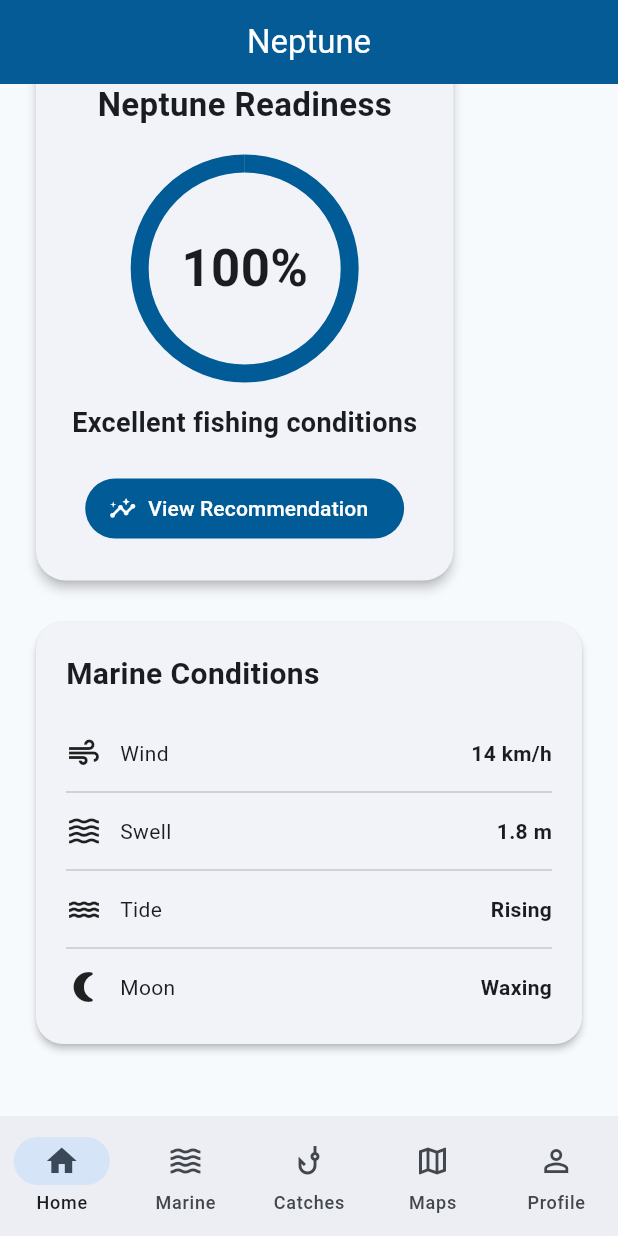
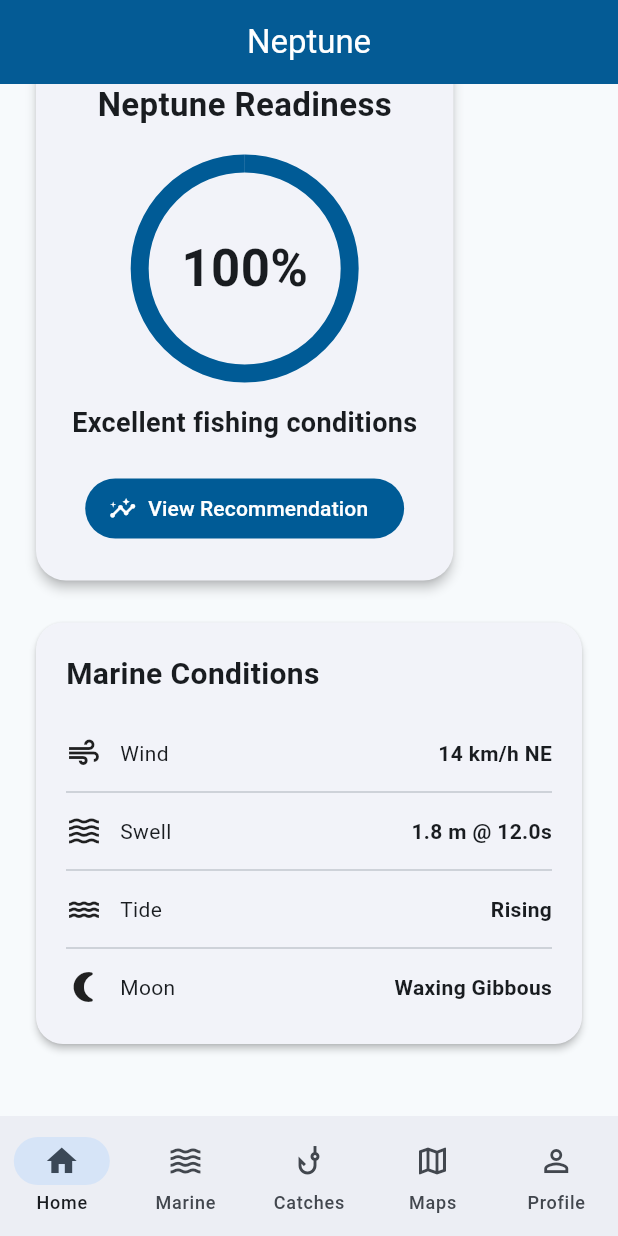
Before and after one commit to pramkhelawan-pixel/project_neptune, a Flutter app: the screen it shows once a user with an empty profile is signed in, scrolled down 132 dp, on a phone screen of 412 x 824 dp. Run offline on Flutter 3.47's test engine with Material 3 defaults, Android fonts, the phone set to English and light mode, and no system bars; our stand-ins replace flutter_dotenv, flutter_riverpod, go_router, riverpod_annotation, supabase_flutter; accounts and stored records are empty; generated files the repository leaves out were written again.

Commit message:
Migrate marine dashboard to Riverpod and clean architecture

```diff
--- a/lib/features/home/presentation/widgets/home_dashboard.dart
+++ b/lib/features/home/presentation/widgets/home_dashboard.dart
@@ -1,31 +1,33 @@
 import 'package:flutter/material.dart';
+import 'package:flutter_riverpod/flutter_riverpod.dart';
 
-import '../../../marine/domain/models/marine_conditions.dart';
 import '../../../marine/domain/services/readiness_engine.dart';
+import '../../../marine/presentation/providers/marine_provider.dart';
 import 'marine_conditions_card.dart';
 import 'readiness_card.dart';
 
-class HomeDashboard extends StatelessWidget {
+class HomeDashboard extends ConsumerWidget {
   const HomeDashboard({super.key});
 
   @override
-  Widget build(BuildContext context) {
-    final conditions = MarineConditions(
-      windSpeed: 14,
-      windDirection: 'NE',
-      swellHeight: 1.8,
-      swellPeriod: 12,
-      tide: 'Rising',
-      moonPhase: 'Waxing Gibbous',
-      sunrise: DateTime(2026, 7, 23, 6, 21),
-      sunset: DateTime(2026, 7, 23, 17, 18),
-    );
+  Widget build(BuildContext context, WidgetRef ref) {
+    final marineAsync = ref.watch(marineConditionsProvider);
 
+    return marineAsync.when(
+      loading: () => const Center(
+        child: CircularProgressIndicator(),
+      ),
+      error: (error, stackTrace) => Center(
+        child: Text(
+          'Unable to load marine conditions.',
+          style: Theme.of(context).textTheme.bodyLarge,
+        ),
+      ),
+      data: (conditions) {
         final engine = ReadinessEngine();
-
         final score = engine.calculate(conditions);
 
-    String status;
+        final String status;
 
         if (score >= 80) {
           status = 'Excellent fishing conditions';
@@ -62,11 +64,15 @@
                   status: status,
                 ),
                 const SizedBox(height: 20),
-            const MarineConditionsCard(),
+                MarineConditionsCard(
+                  conditions: conditions,
+                ),
                 const SizedBox(height: 24),
               ],
             ),
           ),
         );
+      },
+    );
   }
 }
--- a/lib/features/home/presentation/widgets/marine_conditions_card.dart
+++ b/lib/features/home/presentation/widgets/marine_conditions_card.dart
@@ -1,7 +1,14 @@
 import 'package:flutter/material.dart';
 
+import '../../../marine/domain/models/marine_conditions.dart';
+
 class MarineConditionsCard extends StatelessWidget {
-  const MarineConditionsCard({super.key});
+  final MarineConditions conditions;
+
+  const MarineConditionsCard({
+    super.key,
+    required this.conditions,
+  });
 
   @override
   Widget build(BuildContext context) {
@@ -14,37 +21,39 @@
         padding: const EdgeInsets.all(20),
         child: Column(
           crossAxisAlignment: CrossAxisAlignment.start,
-          children: const [
-            Text(
+          children: [
+            const Text(
               'Marine Conditions',
               style: TextStyle(
                 fontSize: 20,
                 fontWeight: FontWeight.bold,
               ),
             ),
-            SizedBox(height: 20),
+            const SizedBox(height: 20),
             _ConditionRow(
               icon: Icons.air,
               label: 'Wind',
-              value: '14 km/h',
+              value:
+              '${conditions.windSpeed.toStringAsFixed(0)} km/h ${conditions.windDirection}',
             ),
-            Divider(),
+            const Divider(),
             _ConditionRow(
               icon: Icons.waves,
               label: 'Swell',
-              value: '1.8 m',
+              value:
+              '${conditions.swellHeight.toStringAsFixed(1)} m @ ${conditions.swellPeriod}s',
             ),
-            Divider(),
+            const Divider(),
             _ConditionRow(
               icon: Icons.water,
               label: 'Tide',
-              value: 'Rising',
+              value: conditions.tide,
             ),
-            Divider(),
+            const Divider(),
             _ConditionRow(
               icon: Icons.nightlight_round,
               label: 'Moon',
-              value: 'Waxing',
+              value: conditions.moonPhase,
             ),
           ],
         ),
@@ -72,7 +81,9 @@
         children: [
           Icon(icon),
           const SizedBox(width: 12),
-          Expanded(child: Text(label)),
+          Expanded(
+            child: Text(label),
+          ),
           Text(
             value,
             style: const TextStyle(
--- /dev/null
+++ b/lib/features/marine/data/repositories/marine_repository_impl.dart
@@ -0,0 +1,23 @@
+import '../../domain/models/marine_conditions.dart';
+import '../../domain/repositories/marine_repository.dart';
+
+class MarineRepositoryImpl implements MarineRepository {
+  const MarineRepositoryImpl();
+
+  @override
+  Future<MarineConditions> getMarineConditions() async {
+    // Simulate a network request
+    await Future.delayed(const Duration(milliseconds: 500));
+
+    return MarineConditions(
+      windSpeed: 14,
+      windDirection: 'NE',
+      swellHeight: 1.8,
+      swellPeriod: 12,
+      tide: 'Rising',
+      moonPhase: 'Waxing Gibbous',
+      sunrise: DateTime(2026, 7, 23, 6, 21),
+      sunset: DateTime(2026, 7, 23, 17, 18),
+    );
+  }
+}
--- /dev/null
+++ b/lib/features/marine/domain/repositories/marine_repository.dart
@@ -0,0 +1,7 @@
+import '../models/marine_conditions.dart';
+
+abstract class MarineRepository {
+  const MarineRepository();
+
+  Future<MarineConditions> getMarineConditions();
+}
--- /dev/null
+++ b/lib/features/marine/presentation/providers/marine_provider.dart
@@ -0,0 +1,24 @@
+import 'package:flutter_riverpod/flutter_riverpod.dart';
+
+import '../../data/repositories/marine_repository_impl.dart';
+import '../../domain/models/marine_conditions.dart';
+import '../../domain/repositories/marine_repository.dart';
+
+/// Repository provider.
+///
+/// The UI depends on the abstraction (MarineRepository),
+/// while this provider supplies the concrete implementation.
+final marineRepositoryProvider = Provider<MarineRepository>(
+      (ref) => const MarineRepositoryImpl(),
+);
+
+/// Loads the latest marine conditions.
+///
+/// At the moment this returns mock data from the repository.
+/// Later it will transparently switch to live APIs without
+/// requiring changes in the UI.
+final marineConditionsProvider =
+FutureProvider<MarineConditions>((ref) async {
+  final repository = ref.watch(marineRepositoryProvider);
+  return repository.getMarineConditions();
+});
```
Lines whose indentation alone changed are shown as unchanged.
